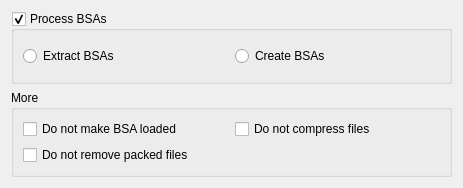
Guekka/cathedral-assets-optimizer, file src/gui/AdvancedBSAModule.ui: the form before one commit.
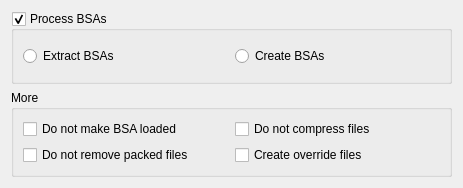
The form after the commit.

Commit message: feat: add an option to create override files #7

Diff of the .ui file:
```diff
--- a/src/gui/AdvancedBSAModule.ui
+++ b/src/gui/AdvancedBSAModule.ui
@@ -94,6 +94,19 @@
         </property>
        </widget>
       </item>
+      <item row="1" column="1">
+       <widget class="QCheckBox" name="makeOverrides">
+        <property name="cursor">
+         <cursorShape>WhatsThisCursor</cursorShape>
+        </property>
+        <property name="toolTip">
+         <string>&lt;html&gt;&lt;head/&gt;&lt;body&gt;&lt;p&gt;If enabled, CAO will create an override file for each created BSA.&lt;/p&gt;&lt;p&gt;This is in general only useful for Fallout: New Vegas. Unlike the newer titles, a BSA is not loaded at the same time as the associated plugin. With JIP installed, an .override file causes the engine to mimick this new behaviour.&lt;/p&gt;&lt;/body&gt;&lt;/html&gt;</string>
+        </property>
+        <property name="text">
+         <string>Create override files</string>
+        </property>
+       </widget>
+      </item>
      </layout>
     </widget>
    </item>
```
The commit also changes 5 other files.
